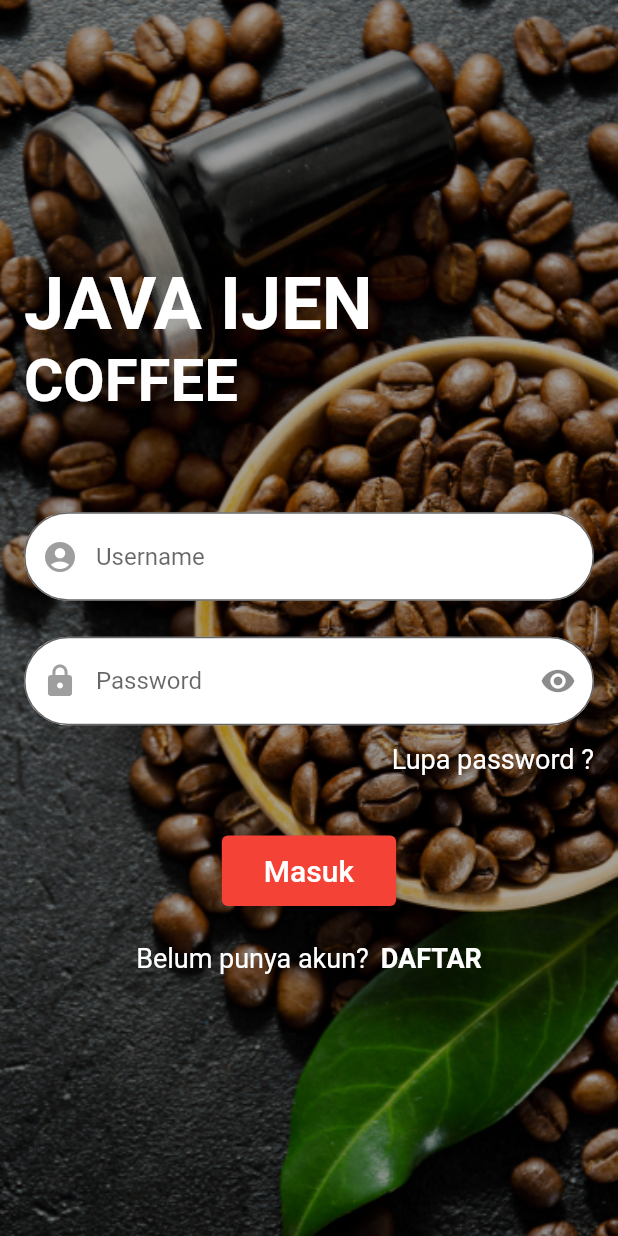
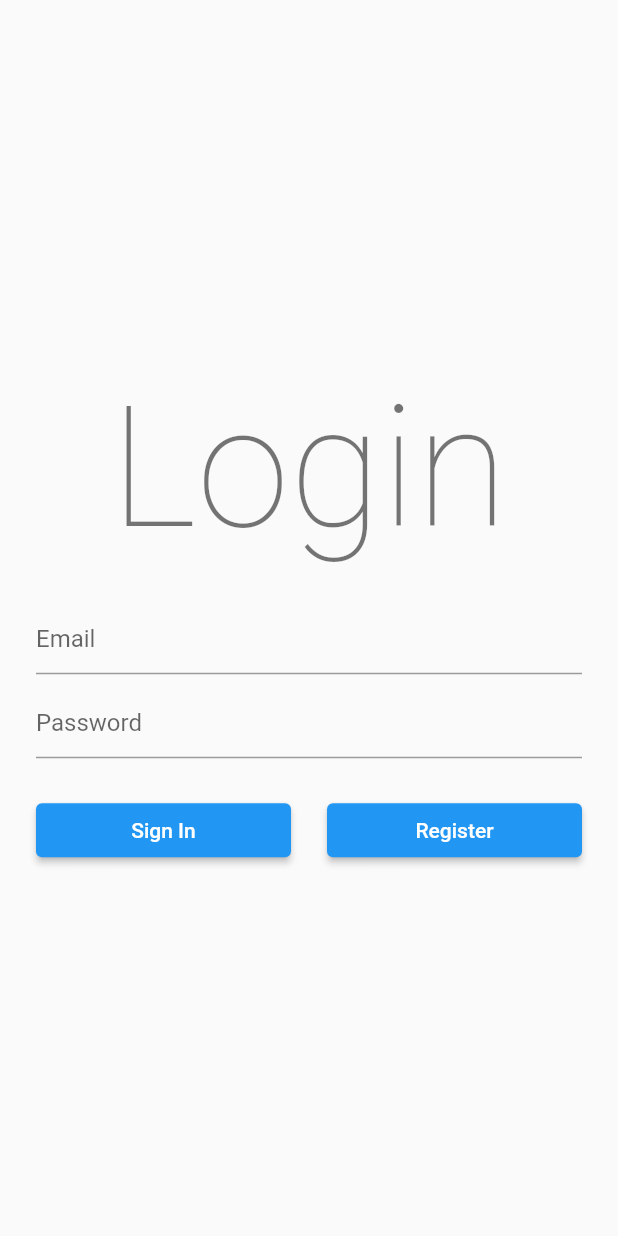
Before and after one commit to ilhmwisnu/java_ijen_mobile, a Flutter app: the screen it shows after launch, on a phone screen of 412 x 824 dp. Run offline on Flutter 3.47's test engine with Material 2 defaults, Android fonts, the phone set to English and light mode, and no system bars; our stand-ins replace firebase_auth, firebase_core; accounts and stored records are empty.

Commit message:
Replace login_screen.dart, added login and register function

```diff
--- /dev/null
+++ b/lib/auth.dart
@@ -0,0 +1,64 @@
+import 'package:firebase_auth/firebase_auth.dart';
+
+class FireAuth {
+  static Future<User?> registerUsingEmailPassword({
+    required String name,
+    required String email,
+    required String password,
+  }) async {
+    FirebaseAuth auth = FirebaseAuth.instance;
+    User? user;
+    try {
+      UserCredential userCredential = await auth.createUserWithEmailAndPassword(
+        email: email,
+        password: password,
+      );
+      user = userCredential.user;
+      await user!.updateDisplayName(name);
+      await user.reload();
+      user = auth.currentUser;
+    } on FirebaseAuthException catch (e) {
+      if (e.code == 'weak-password') {
+        print('The password provided is too weak.');
+      } else if (e.code == 'email-already-in-use') {
+        print('The account already exists for that email.');
+      }
+    } catch (e) {
+      print(e.toString());
+    }
+    return user;
+  }
+
+  static Future<User?> signInUsingEmailPassword({
+    required String email,
+    required String password,
+  }) async {
+    FirebaseAuth auth = FirebaseAuth.instance;
+    User? user;
+
+    try {
+      UserCredential userCredential = await auth.signInWithEmailAndPassword(
+        email: email,
+        password: password,
+      );
+      user = userCredential.user;
+    } on FirebaseAuthException catch (e) {
+      if (e.code == 'user-not-found') {
+        print('No user found for that email.');
+      } else if (e.code == 'wrong-password') {
+        print('Wrong password provided.');
+      }
+    }
+
+    return user;
+  }
+
+  static Future<User?> refreshUser(User user) async {
+    FirebaseAuth auth = FirebaseAuth.instance;
+
+    await user.reload();
+    User? refreshedUser = auth.currentUser;
+
+    return refreshedUser;
+  }
+}
--- a/lib/main.dart
+++ b/lib/main.dart
@@ -12,7 +12,6 @@
   Widget build(BuildContext context) {
     return MaterialApp(
       debugShowCheckedModeBanner: false,
-      routes: {LoginScreen.routeName: (context) => LoginScreen()},
       home: LoginScreen(),
     );
   }
--- a/lib/screen/login_screen.dart
+++ b/lib/screen/login_screen.dart
@@ -1,110 +1,188 @@
+import 'package:firebase_auth/firebase_auth.dart';
+import 'package:firebase_core/firebase_core.dart';
 import 'package:flutter/material.dart';
-import 'package:java_ijen_mobile/const.dart';
 
-class LoginScreen extends StatelessWidget {
-  static const routeName = "/login";
+import '../screen/home_screen.dart';
+import '../screen/register_screen.dart';
+import '../validator.dart';
+import '../auth.dart';
 
-  final globalKey = GlobalKey<FormState>();
+class LoginScreen extends StatefulWidget {
+  @override
+  _LoginScreenState createState() => _LoginScreenState();
+}
 
-  LoginScreen({Key? key}) : super(key: key);
+class _LoginScreenState extends State<LoginScreen> {
+  final _formKey = GlobalKey<FormState>();
+
+  final _emailTextController = TextEditingController();
+  final _passwordTextController = TextEditingController();
+
+  final _focusEmail = FocusNode();
+  final _focusPassword = FocusNode();
+
+  bool _isProcessing = false;
+
+  Future<FirebaseApp> _initializeFirebase() async {
+    FirebaseApp firebaseApp = await Firebase.initializeApp();
+
+    User? user = FirebaseAuth.instance.currentUser;
+
+    if (user != null) {
+      Navigator.of(context).pushReplacement(
+        MaterialPageRoute(
+          builder: (context) => HomeScreen(
+            user: user,
+          ),
+        ),
+      );
+    }
+
+    return firebaseApp;
+  }
 
   @override
   Widget build(BuildContext context) {
-    return Scaffold(
-        body: Stack(
-      children: [
-        Container(
-          decoration: BoxDecoration(
-              image: DecorationImage(
-                  image: AssetImage("assets/auth_bg.png"), fit: BoxFit.cover)),
-        ),
-        Padding(
-          padding: EdgeInsets.all(16),
-          child: Form(
+    return GestureDetector(
+      onTap: () {
+        _focusEmail.unfocus();
+        _focusPassword.unfocus();
+      },
+      child: Scaffold(
+        body: FutureBuilder(
+          future: _initializeFirebase(),
+          builder: (context, snapshot) {
+            if (snapshot.connectionState == ConnectionState.done) {
+              return Padding(
+                padding: const EdgeInsets.only(left: 24.0, right: 24.0),
                 child: Column(
                   mainAxisAlignment: MainAxisAlignment.center,
-              crossAxisAlignment: CrossAxisAlignment.start,
                   children: [
-                Text(
-                  "JAVA IJEN",
-                  style: TextStyle(
-                      fontSize: 48,
-                      color: Colors.white,
-                      fontWeight: FontWeight.bold),
+                    Padding(
+                      padding: const EdgeInsets.only(bottom: 24.0),
+                      child: Text(
+                        'Login',
+                        style: Theme.of(context).textTheme.headline1,
                       ),
-                Text(
-                  "COFFEE",
-                  style: TextStyle(
-                      fontSize: 40,
-                      color: Colors.white,
-                      fontWeight: FontWeight.bold),
                     ),
-                SizedBox(height: 64),
+                    Form(
+                      key: _formKey,
+                      child: Column(
+                        children: <Widget>[
                           TextFormField(
-                    decoration: inputStyle.copyWith(hintText: "Username")),
-                SizedBox(height: 24),
+                            controller: _emailTextController,
+                            focusNode: _focusEmail,
+                            validator: (value) => Validator.validateEmail(
+                              email: value.toString(),
+                            ),
+                            decoration: InputDecoration(
+                              hintText: "Email",
+                              errorBorder: UnderlineInputBorder(
+                                borderRadius: BorderRadius.circular(6.0),
+                                borderSide: const BorderSide(
+                                  color: Colors.red,
+                                ),
+                              ),
+                            ),
+                          ),
+                          const SizedBox(height: 8.0),
                           TextFormField(
-                    decoration: inputStyle.copyWith(
+                            controller: _passwordTextController,
+                            focusNode: _focusPassword,
+                            obscureText: true,
+                            validator: (value) => Validator.validatePassword(
+                              password: value.toString(),
+                            ),
+                            decoration: InputDecoration(
                               hintText: "Password",
-                        suffixIcon: Icon(Icons.remove_red_eye),
-                        prefixIcon: Icon(Icons.lock))),
-                SizedBox(height: 12),
-                Row(
+                              errorBorder: UnderlineInputBorder(
+                                borderRadius: BorderRadius.circular(6.0),
+                                borderSide: const BorderSide(
+                                  color: Colors.red,
+                                ),
+                              ),
+                            ),
+                          ),
+                          const SizedBox(height: 24.0),
+                          _isProcessing
+                              ? const CircularProgressIndicator()
+                              : Row(
+                            mainAxisAlignment:
+                            MainAxisAlignment.spaceBetween,
                             children: [
-                    Spacer(),
-                    GestureDetector(
-                      onTap: () {},
-                      child: Text(
-                        "Lupa password ?",
-                        style: TextStyle(color: Colors.white, fontSize: 18),
+                              Expanded(
+                                child: ElevatedButton(
+                                  onPressed: () async {
+                                    _focusEmail.unfocus();
+                                    _focusPassword.unfocus();
+
+                                    if (_formKey.currentState!
+                                        .validate()) {
+                                      setState(() {
+                                        _isProcessing = true;
+                                      });
+
+                                      User? user = await FireAuth
+                                          .signInUsingEmailPassword(
+                                        email: _emailTextController.text,
+                                        password:
+                                        _passwordTextController.text,
+                                      );
+
+                                      setState(() {
+                                        _isProcessing = false;
+                                      });
+
+                                      if (user != null) {
+                                        Navigator.of(context)
+                                            .pushReplacement(
+                                          MaterialPageRoute(
+                                            builder: (context) =>
+                                                HomeScreen(user: user),
+                                          ),
+                                        );
+                                      }
+                                    }
+                                  },
+                                  child: const Text(
+                                    'Sign In',
+                                    style: TextStyle(color: Colors.white),
+                                  ),
+                                ),
+                              ),
+                              const SizedBox(width: 24.0),
+                              Expanded(
+                                child: ElevatedButton(
+                                  onPressed: () {
+                                    Navigator.of(context).push(
+                                      MaterialPageRoute(
+                                          builder: (context) =>
+                                        RegisterScreen(),
+                                      ),
+                                    );
+                                  },
+                                  child: const Text(
+                                    'Register',
+                                    style: TextStyle(color: Colors.white),
+                                  ),
+                                ),
+                              ),
+                            ],
+                          )
+                        ],
                       ),
                     )
                   ],
                 ),
-                SizedBox(
-                  height: 40,
-                ),
-                Align(
-                  alignment: Alignment.center,
-                  child: ElevatedButton(
-                    style: ButtonStyle(
-                        backgroundColor: MaterialStateProperty.all(Colors.red)),
-                    onPressed: () {},
-                    child: Padding(
-                      padding: const EdgeInsets.all(12.0),
-                      child: Text(
-                        "Masuk",
-                        style: TextStyle(fontSize: 20),
+              );
+            }
+
+            return const Center(
+              child: CircularProgressIndicator(),
+            );
+          },
         ),
       ),
-                  ),
-                ),
-                SizedBox(height: 24),
-                Row(
-                  mainAxisAlignment: MainAxisAlignment.center,
-                  children: [
-                    Text(
-                      "Belum punya akun?",
-                      style: TextStyle(color: Colors.white, fontSize: 18),
-                    ),
-                    SizedBox(width: 8),
-                    GestureDetector(
-                      onTap: () {},
-                      child: Text(
-                        "DAFTAR",
-                        style: TextStyle(
-                            color: Colors.white,
-                            fontSize: 18,
-                            fontWeight: FontWeight.bold),
-                      ),
-                    )
-                  ],
-                )
-              ],
-            ),
-          ),
-        )
-      ],
-    ));
+    );
   }
 }
--- /dev/null
+++ b/lib/validator.dart
@@ -0,0 +1,41 @@
+class Validator {
+  static String? validateName({required String name}) {
+    if (name == null) {
+      return null;
+    }
+    if (name.isEmpty) {
+      return 'Name can\'t be empty';
+    }
+
+    return null;
+  }
+
+  static String? validateEmail({required String email}) {
+    if (email == null) {
+      return null;
+    }
+    RegExp emailRegExp = RegExp(
+        r"^[a-zA-Z0-9.!#$%&'*+/=?^_`{|}~-]+@[a-zA-Z0-9](?:[a-zA-Z0-9-]{0,253}[a-zA-Z0-9])?(?:\.[a-zA-Z0-9](?:[a-zA-Z0-9-]{0,253}[a-zA-Z0-9])?)*$");
+
+    if (email.isEmpty) {
+      return 'Email can\'t be empty';
+    } else if (!emailRegExp.hasMatch(email)) {
+      return 'Enter a correct email';
+    }
+
+    return null;
+  }
+
+  static String? validatePassword({required String password}) {
+    if (password == null) {
+      return null;
+    }
+    if (password.isEmpty) {
+      return 'Password can\'t be empty';
+    } else if (password.length < 8) {
+      return 'Enter a password with length at least 8';
+    }
+
+    return null;
+  }
+}
--- a/pubspec.yaml
+++ b/pubspec.yaml
@@ -15,7 +15,7 @@
 # In iOS, build-name is used as CFBundleShortVersionString while build-number used as CFBundleVersion.
 # Read more about iOS versioning at
 # https://developer.apple.com/library/archive/documentation/General/Reference/InfoPlistKeyReference/Articles/CoreFoundationKeys.html
-version: 1.0.0+1
+version: 0.1.0
 
 environment:
   sdk: ">=2.16.2 <3.0.0"
```
Also changed, not shown: lib/screen/home_screen.dart (added, +70 -0 lines), lib/screen/register_screen.dart (added, +152 -0 lines). Lines whose indentation alone changed are shown as unchanged.
